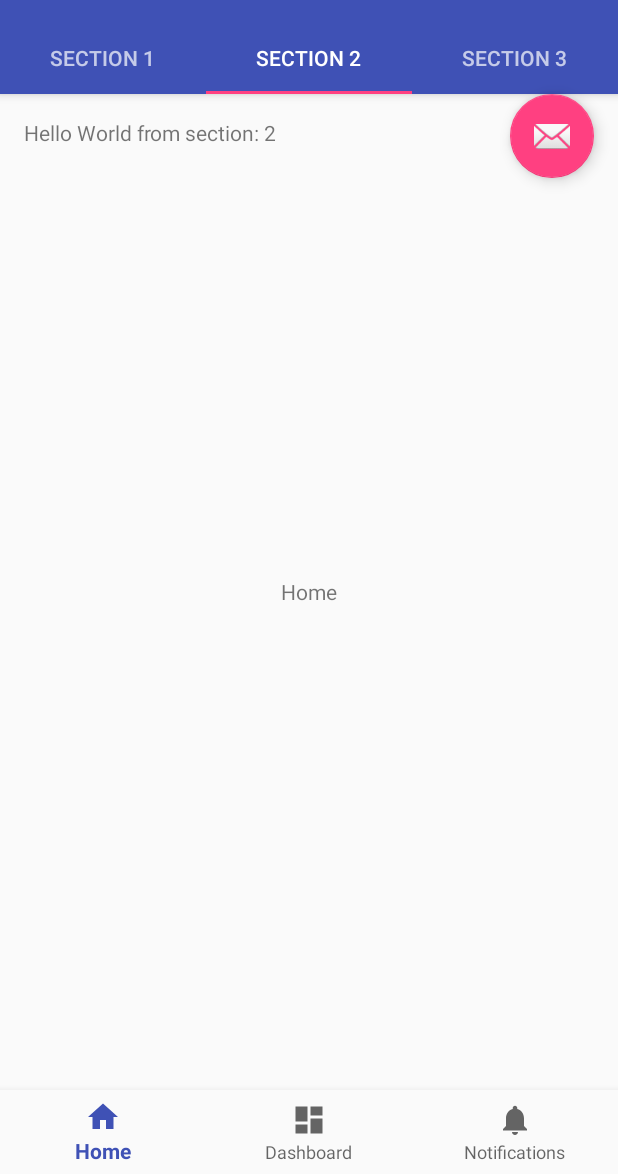
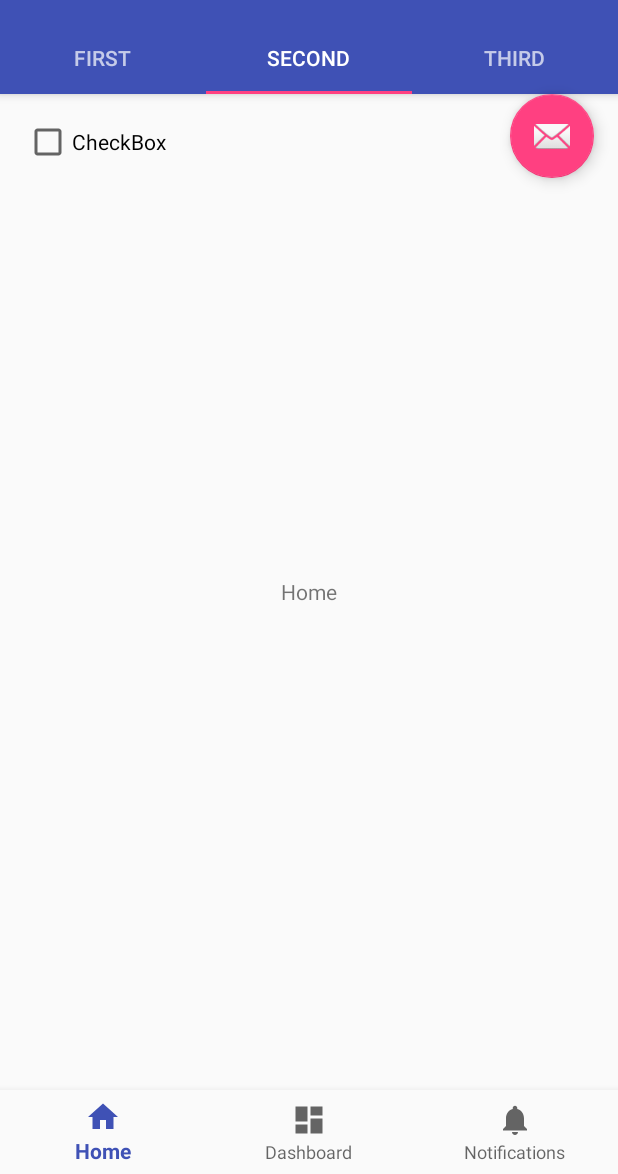
Before and after one commit to AlAskalany/wasder-android, an Android app: the screen it shows after launch (MainActivity), tab 2 chosen, on a phone screen of 412 x 824 dp, the part 62-1236 px from its top. Run offline under Robolectric (Android 15) with nearby library versions, the phone set to English and light mode, and no system bars.

Commit message:
Tabbed fragments

```diff
--- a/app/src/main/java/com/wasder/example/MainActivity.java
+++ b/app/src/main/java/com/wasder/example/MainActivity.java
@@ -22,6 +22,9 @@ import android.view.MenuItem;
 import android.view.View;
 import android.view.ViewGroup;
 import android.widget.TextView;
+
+import java.util.ArrayList;
+import java.util.List;
 
 /**
  * The type Main activity.
@@ -80,6 +83,9 @@ public class MainActivity extends AppCompatActivity implements NavigationView.On
 
 		//region Tabbed_Navigation
 		SectionsPagerAdapter mSectionsPagerAdapter = new SectionsPagerAdapter(getSupportFragmentManager());
+		mSectionsPagerAdapter.addFragment(new FirstFragment(), "First");
+		mSectionsPagerAdapter.addFragment(new SecondFragment(), "Second");
+		mSectionsPagerAdapter.addFragment(new ThirdFragment(), "Third");
 		// Set up the ViewPager with the sections adapter.
 		ViewPager mViewPager = (ViewPager) findViewById(R.id.container);
 		mViewPager.setAdapter(mSectionsPagerAdapter);
@@ -202,42 +208,68 @@ public class MainActivity extends AppCompatActivity implements NavigationView.On
 	 * The type Sections pager adapter.
 	 */
 	private class SectionsPagerAdapter extends FragmentPagerAdapter {
-
+		private final List<Fragment> mFragmentList = new ArrayList<>();
+		private final List<String> mFragmentTitleList = new ArrayList<>();
 		/**
 		 * Instantiates a new Sections pager adapter.
 		 *
 		 * @param fm the fm
 		 */
 		SectionsPagerAdapter(FragmentManager fm) {
-
 			super(fm);
 		}
 
 		@Override
 		public Fragment getItem(int position) {
-			// getItem is called to instantiate the fragment for the given page.
-			// Return a PlaceholderFragment (defined as a static inner class below).
-			return PlaceholderFragment.newInstance(position + 1);
+			return mFragmentList.get(position);
 		}
 
 		@Override
 		public int getCount() {
-			// Show 3 total pages.
-			return 3;
+			return mFragmentList.size();
+		}
+
+		public void addFragment(Fragment fragment, String title){
+			mFragmentList.add(fragment);
+			mFragmentTitleList.add(title);
 		}
 
 		@Override
 		public CharSequence getPageTitle(int position) {
+			return mFragmentTitleList.get(position);
+		}
+	}
 
-			switch (position) {
-				case 0:
-					return "SECTION 1";
-				case 1:
-					return "SECTION 2";
-				case 2:
-					return "SECTION 3";
-			}
-			return null;
+	/**
+	 * First Fragment
+	 */
+	public static class FirstFragment extends Fragment{
+		@Override
+		public View onCreateView(LayoutInflater inflater, ViewGroup container, Bundle savedInstanceState){
+			View view = inflater.inflate(R.layout.fragment_tabbed_first, container, false);
+			return view;
+		}
+	}
+
+	/**
+	 * Second Fragment
+	 */
+	public static class SecondFragment extends Fragment{
+		@Override
+		public View onCreateView(LayoutInflater inflater, ViewGroup container, Bundle savedInstanceState){
+			View view = inflater.inflate(R.layout.fragment_tabbed_second, container, false);
+			return view;
+		}
+	}
+
+	/**
+	 * Third Fragment
+	 */
+	public static class ThirdFragment extends Fragment{
+		@Override
+		public View onCreateView(LayoutInflater inflater, ViewGroup container, Bundle savedInstanceState){
+			View view = inflater.inflate(R.layout.fragment_tabbed_third, container, false);
+			return view;
 		}
 	}
 }
--- /dev/null
+++ b/app/src/main/res/layout/fragment_tabbed_second.xml
@@ -0,0 +1,24 @@
+<RelativeLayout xmlns:android="http://schemas.android.com/apk/res/android"
+                xmlns:tools="http://schemas.android.com/tools"
+                android:layout_width="match_parent"
+                android:layout_height="match_parent"
+                android:paddingBottom="@dimen/activity_vertical_margin"
+                android:paddingLeft="@dimen/activity_horizontal_margin"
+                android:paddingRight="@dimen/activity_horizontal_margin"
+                android:paddingTop="@dimen/activity_vertical_margin"
+                tools:context="com.wasder.example.MainActivity$PlaceholderFragment">
+
+    <TextView
+        android:id="@+id/section_label"
+        android:layout_width="wrap_content"
+        android:layout_height="wrap_content"/>
+
+    <CheckBox
+        android:id="@+id/checkBox"
+        android:layout_width="wrap_content"
+        android:layout_height="wrap_content"
+        android:layout_alignParentTop="true"
+        android:layout_toEndOf="@+id/section_label"
+        android:text="CheckBox"/>
+
+</RelativeLayout>
```
Also changed, not shown: app/src/main/res/layout/fragment_tabbed_first.xml (added, +23 -0 lines), app/src/main/res/layout/fragment_tabbed_third.xml (added, +24 -0 lines).
